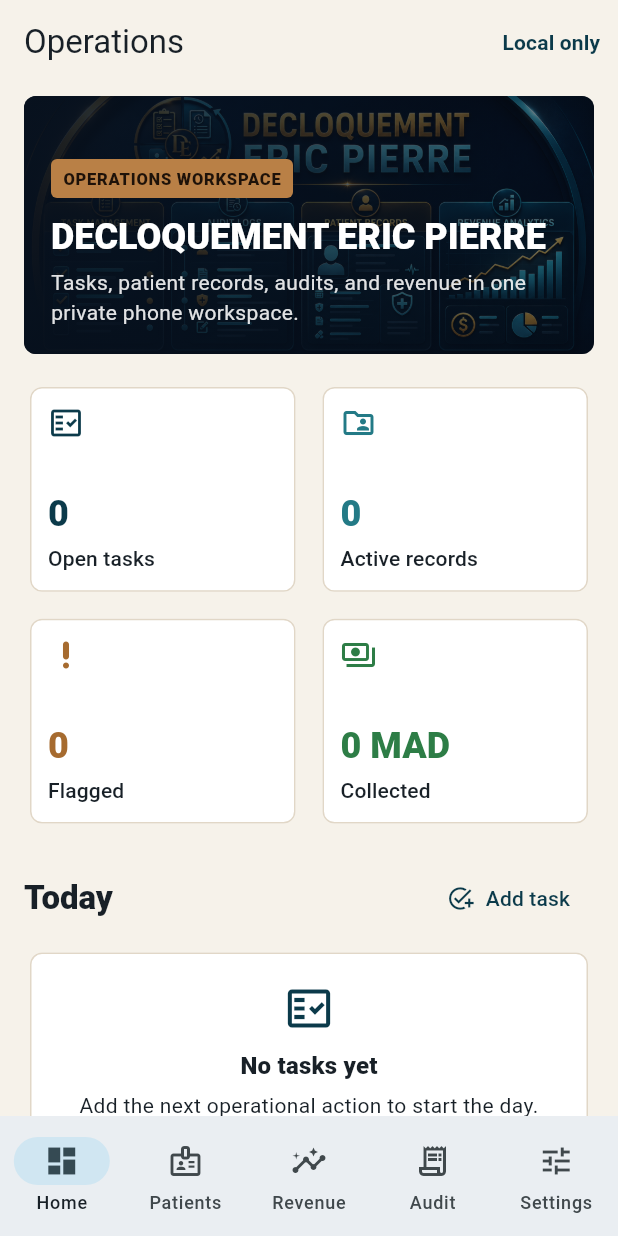
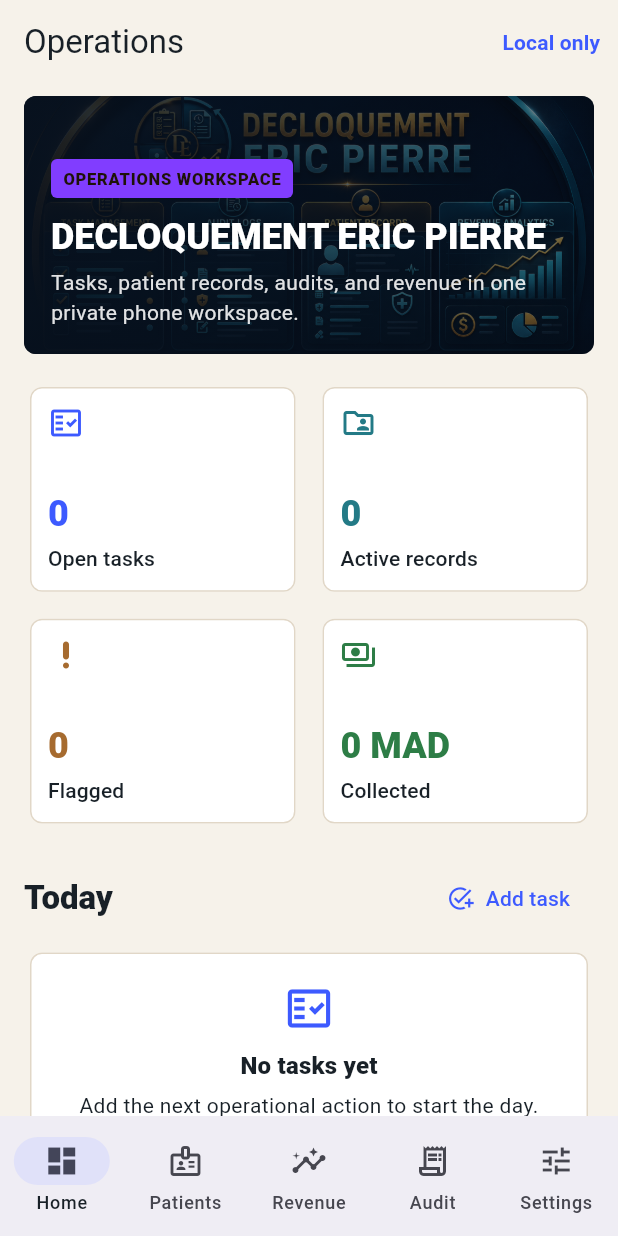
Before and after one commit to EOOrga/68d9d11e1299230338f3737d, a Flutter app: the screen it shows after launch, on a phone screen of 412 x 824 dp. Run offline on Flutter 3.47's test engine with Material 3 defaults, Android fonts, the phone set to English and light mode, and no system bars; our stand-ins replace shared_preferences.

Commit message:
Create Flutter variant com.taziggg10.elequent

```diff
--- a/lib/main.dart
+++ b/lib/main.dart
@@ -15,8 +15,8 @@ class DeploOperationsApp extends StatelessWidget {
 
   @override
   Widget build(BuildContext context) {
-    const primary = Color(0xFF0B3A4A);
-    const secondary = Color(0xFFB98046);
+    const primary = Color(0xFF3D5AFF);
+    const secondary = Color(0xFF813DFF);
     const surface = Color(0xFFF6F2EA);
 
     final scheme =
--- a/pubspec.yaml
+++ b/pubspec.yaml
@@ -1,4 +1,4 @@
-name: decloquement_eric_pierre
+name: elequent
 description: "A local operations workspace for tasks, patient records, audits, and revenue tracking."
 publish_to: 'none'
 
@@ -28,4 +28,6 @@ flutter_launcher_icons:
   android: true
   ios: false
   image_path: "docs/icon.png"
+  adaptive_icon_foreground: docs/icon.png
+  adaptive_icon_background: "#E23DFF"
   min_sdk_android: 23
```
Also changed, not shown: docs/icon.png, 11 other files.
